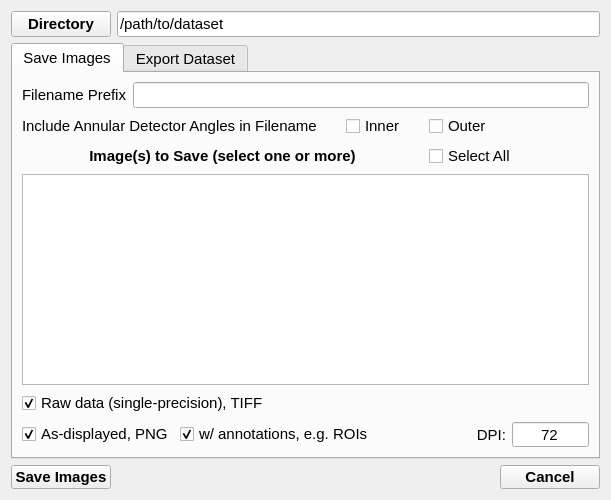
Old version of the form gui/SavePanelForm.ui in the repository bryandesser/pyQuant4D.
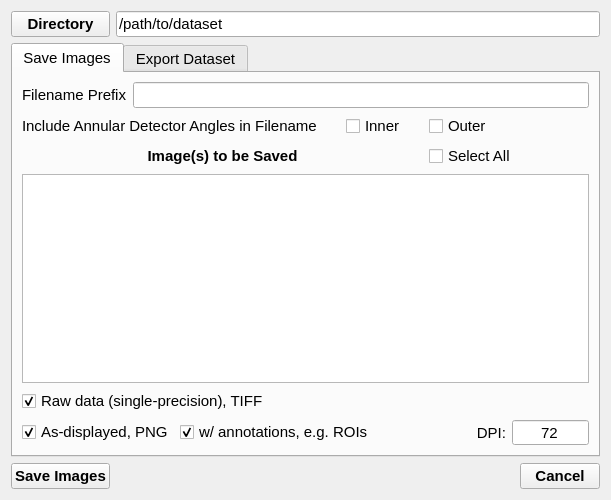
New version of the form.

What changed in the file:
```diff
--- a/gui/SavePanelForm.ui
+++ b/gui/SavePanelForm.ui
@@ -40,12 +40,6 @@
    </item>
    <item row="2" column="0">
     <widget class="QPushButton" name="SaveExport">
-     <property name="minimumSize">
-      <size>
-       <width>100</width>
-       <height>24</height>
-      </size>
-     </property>
      <property name="font">
       <font>
        <pointsize>11</pointsize>
@@ -60,12 +54,6 @@
    </item>
    <item row="0" column="0">
     <widget class="QPushButton" name="SaveDirButton">
-     <property name="minimumSize">
-      <size>
-       <width>90</width>
-       <height>24</height>
-      </size>
-     </property>
      <property name="font">
       <font>
        <pointsize>11</pointsize>
@@ -87,12 +75,6 @@
    </item>
    <item row="2" column="2">
     <widget class="QPushButton" name="SaveCloseButton">
-     <property name="minimumSize">
-      <size>
-       <width>100</width>
-       <height>24</height>
-      </size>
-     </property>
      <property name="font">
       <font>
        <pointsize>11</pointsize>
@@ -172,7 +154,7 @@
           </font>
          </property>
          <property name="text">
-          <string>Image(s) to Save (select one or more)</string>
+          <string>Image(s) to be Saved</string>
          </property>
          <property name="alignment">
           <set>Qt::AlignCenter</set>
```
Left out of the diff: 51 changed lines with no effect on the pictures.
